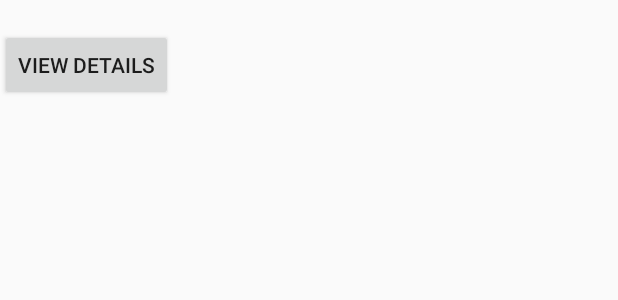
After one commit to tinkhamgreg/uSafeNH, an Android app: the layout activity_help.xml on its own in the app's theme, with its tools: preview values and no code run, on a phone screen of 412 x 824 dp. The commit adds this screen. Shown: the top 300 px of the screen. Run offline under Robolectric (Android 15) with nearby library versions, the phone set to English and light mode, and no system bars.

Commit message:
Added the third screen to display details
Currently it will show what buttons were selected in the first two screens (The button is just a placeholder)

```diff
--- a/app/src/main/AndroidManifest.xml
+++ b/app/src/main/AndroidManifest.xml
@@ -16,6 +16,7 @@
             </intent-filter>
         </activity>
         <activity android:name=".UserActivity" />
+        <activity android:name=".HelpActivity" />
     </application>
 
 </manifest>
--- /dev/null
+++ b/app/src/main/res/layout/activity_help.xml
@@ -0,0 +1,17 @@
+<?xml version="1.0" encoding="utf-8"?>
+<LinearLayout xmlns:android="http://schemas.android.com/apk/res/android"
+    android:orientation="vertical" android:layout_width="match_parent"
+    android:layout_height="match_parent">
+
+    <TextView
+        android:layout_width="wrap_content"
+        android:layout_height="wrap_content"
+        android:id="@+id/selected_info_text"/>
+
+    <Button
+        android:layout_centerHorizontal="true"
+        android:layout_width="wrap_content"
+        android:layout_height="wrap_content"
+        android:id="@+id/details_button"
+        android:text="@string/details_button"/>
+</LinearLayout>
--- a/app/src/main/res/layout/activity_main.xml
+++ b/app/src/main/res/layout/activity_main.xml
@@ -15,7 +15,7 @@
         android:layout_width="wrap_content"
         android:layout_height="wrap_content"
         android:id="@+id/UNH_button"
-        android:text="@string/UNH_button"/>
+        android:text="@string/UNH"/>
 
     <Button
         android:layout_centerHorizontal="true"
--- a/app/src/main/res/values/strings.xml
+++ b/app/src/main/res/values/strings.xml
@@ -1,9 +1,12 @@
 <resources>
     <string name="app_name">uSafeNH</string>
-    <string name="UNH_button">University of New Hampshire</string>
+
+    <string name="UNH">University of New Hampshire</string>
     <string name="Plymouth_State">Plymouth State University</string>
     <string name="Saint_Anselm">Saint Anselm College</string>
     <string name="Keene_State">Keene State College</string>
 
     <string name="help_now_button">Get Help Now!</string>
+
+    <string name="details_button">View Details</string>
 </resources>
```
Also changed, not shown: app/src/main/java/com/usafenh/ConstantValues.java (added, +16 -0 lines), app/src/main/java/com/usafenh/HelpActivity.java (added, +32 -0 lines), app/src/main/java/com/usafenh/MainActivity.java (+5 -5 lines), app/src/main/java/com/usafenh/UserActivity.java (+46 -1 lines), app/src/main/java/com/usafenh/UserData.java (added, +32 -0 lines).
